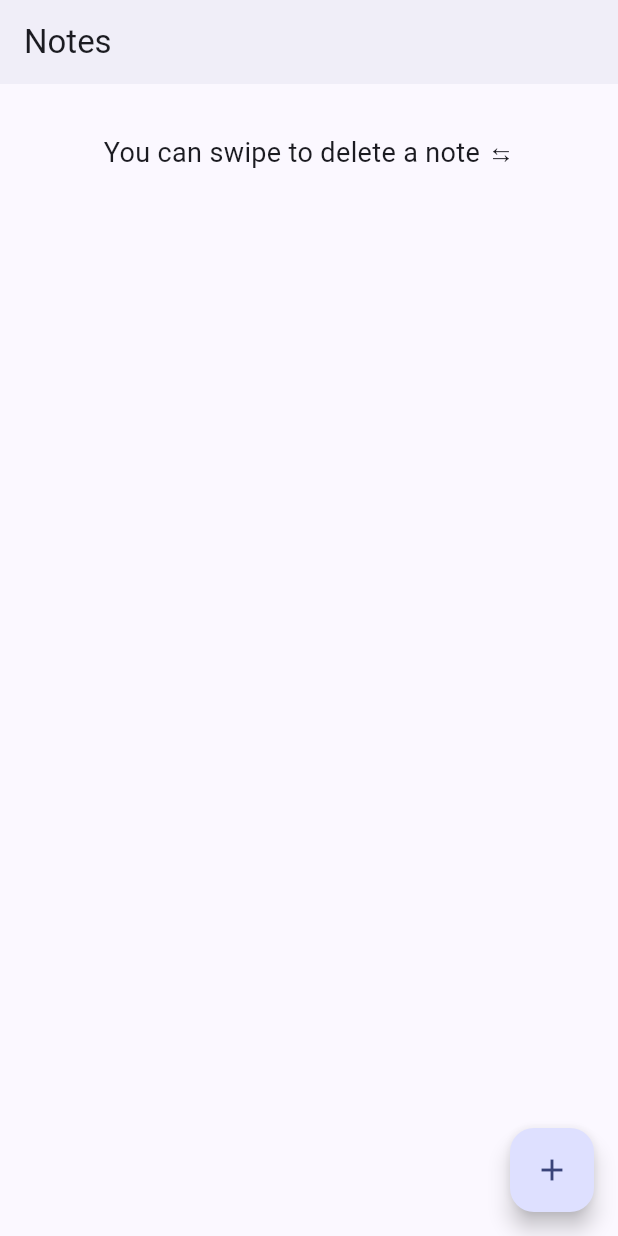
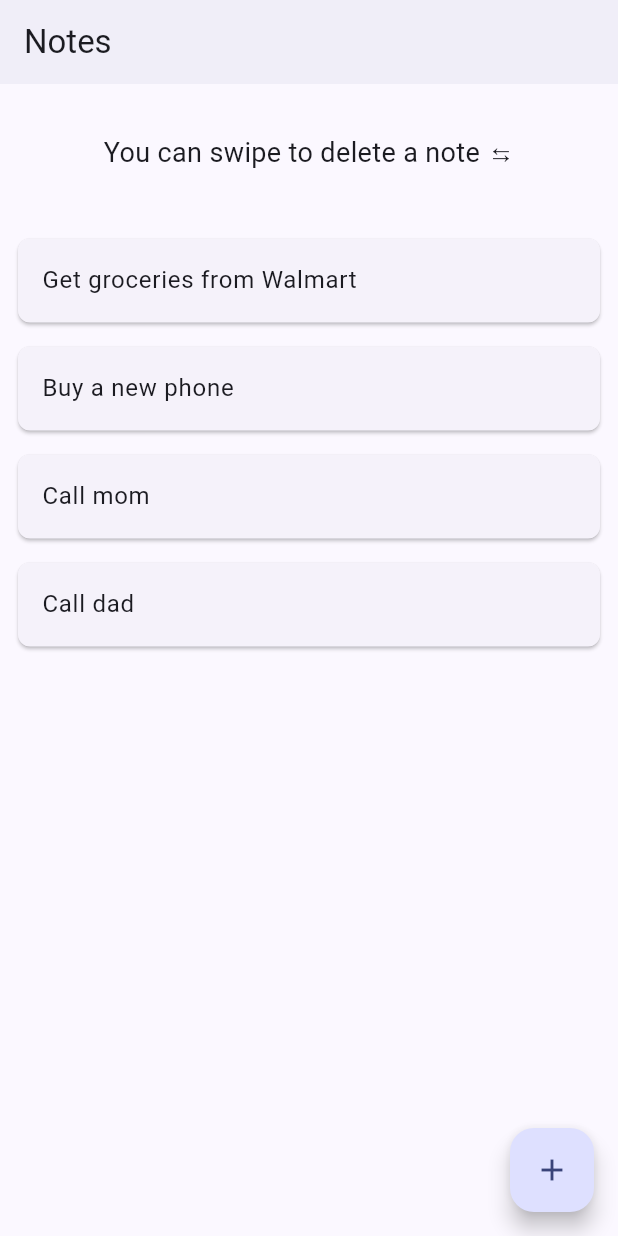
Before and after one commit to rossoskull/MDEV1005-assignment-4, a Flutter app: the NotesWidget screen opened by its route, on a phone screen of 412 x 824 dp. Run offline on Flutter 3.47's test engine with Material 2 defaults, Android fonts, the light colour scheme and no system bars; our stand-ins replace go_router; network calls fail.

Commit message:
minor improvements

```diff
--- a/lib/notes_widget.dart
+++ b/lib/notes_widget.dart
@@ -10,6 +10,17 @@ class NotesWidget extends StatefulWidget {
 class _NotesWidgetState extends State<NotesWidget> {
   late final TextEditingController noteTextController = TextEditingController();
   late final notes = <String>[];
+
+  @override
+  void initState() {
+    super.initState();
+    notes.addAll([
+      'Get groceries from Walmart',
+      'Buy a new phone',
+      'Call mom',
+      'Call dad'
+    ]);
+  }
 
   @override
   Widget build(BuildContext context) {
@@ -34,6 +45,7 @@ class _NotesWidgetState extends State<NotesWidget> {
                   actions: [
                     TextButton(
                       onPressed: () {
+                        noteTextController.clear();
                         Navigator.of(context).pop();
                       },
                       child: const Text(
@@ -46,6 +58,7 @@ class _NotesWidgetState extends State<NotesWidget> {
                         setState(() {
                           notes.add(noteTextController.text);
                         });
+                        noteTextController.clear();
                         Navigator.of(context).pop();
                       },
                       child: const Text('Add'),
```
